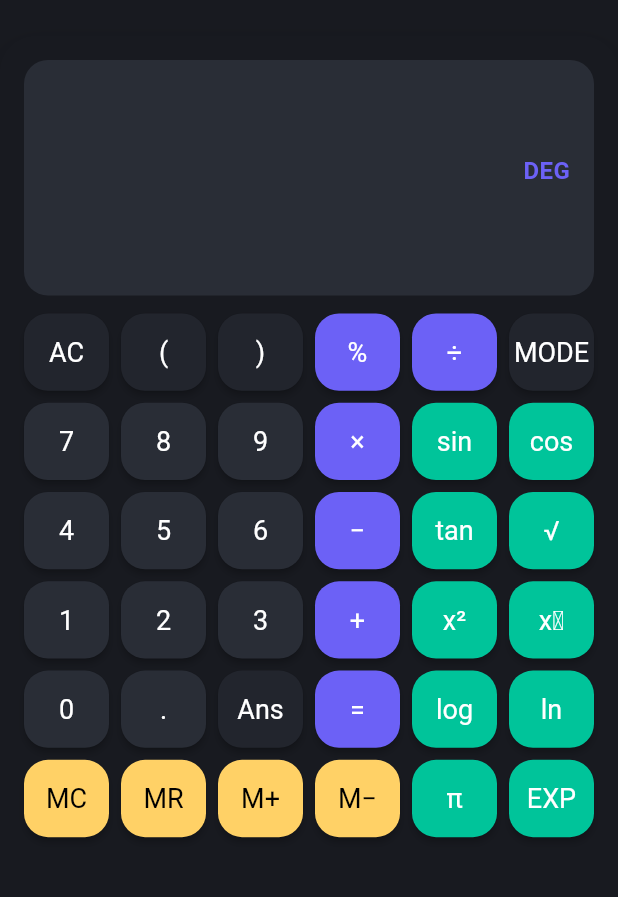
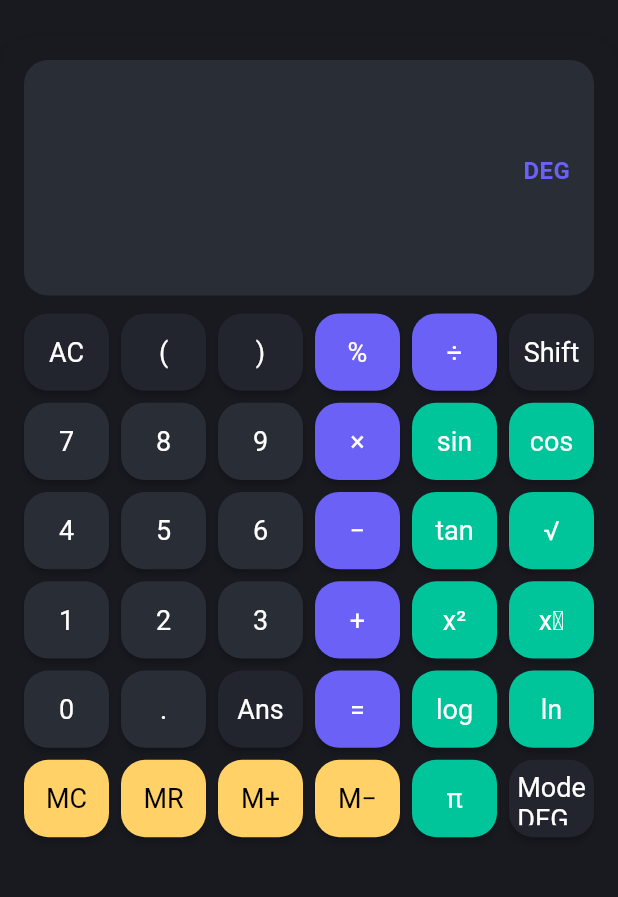
Before and after one commit to JayabrataBasu/eulex, a Flutter app: the screen it shows after launch, on a phone screen of 412 x 824 dp, the part 84-981 px from its top. Run offline on Flutter 3.47's test engine with Material 3 defaults, Android fonts, the light colour scheme and no system bars; our stand-ins replace math_expressions.

Commit message:
added arc tan and them others

```diff
--- a/lib/calculator_button.dart
+++ b/lib/calculator_button.dart
@@ -6,6 +6,7 @@ class CalculatorButton extends StatelessWidget {
   final VoidCallback onTap;
   final ButtonType type;
   final CalculatorTheme theme;
+  final bool isShift;
 
   const CalculatorButton({
     super.key,
@@ -13,6 +14,7 @@ class CalculatorButton extends StatelessWidget {
     required this.onTap,
     required this.type,
     required this.theme,
+    this.isShift = false,
   });
 
   @override
@@ -41,6 +43,11 @@ class CalculatorButton extends StatelessWidget {
         fg = theme.utilityTextColor;
         break;
     }
+    // Highlight Shift button if active
+    if (label.toLowerCase().contains('shift') && isShift) {
+      bg = bg.withAlpha(220);
+      fg = Colors.amber;
+    }
     return ElevatedButton(
       onPressed: onTap,
       style: ElevatedButton.styleFrom(
--- a/lib/main.dart
+++ b/lib/main.dart
@@ -60,57 +60,7 @@ class _CalculatorPageState extends State<CalculatorPage> {
   String _result = '';
   List<String> _history = [];
   AngleMode _angleMode = AngleMode.deg;
-
-  final List<List<Map<String, dynamic>>> _buttonGrid = [
-    [
-      {'label': 'AC', 'value': 'C', 'type': ButtonType.utility},
-      {'label': '(', 'value': '(', 'type': ButtonType.utility},
-      {'label': ')', 'value': ')', 'type': ButtonType.utility},
-      {'label': '%', 'value': '%', 'type': ButtonType.operator},
-      {'label': '÷', 'value': '÷', 'type': ButtonType.operator},
-      {'label': 'MODE', 'value': 'MODE', 'type': ButtonType.utility},
-    ],
-    [
-      {'label': '7', 'value': '7', 'type': ButtonType.number},
-      {'label': '8', 'value': '8', 'type': ButtonType.number},
-      {'label': '9', 'value': '9', 'type': ButtonType.number},
-      {'label': '×', 'value': '×', 'type': ButtonType.operator},
-      {'label': 'sin', 'value': 'sin', 'type': ButtonType.function},
-      {'label': 'cos', 'value': 'cos', 'type': ButtonType.function},
-    ],
-    [
-      {'label': '4', 'value': '4', 'type': ButtonType.number},
-      {'label': '5', 'value': '5', 'type': ButtonType.number},
-      {'label': '6', 'value': '6', 'type': ButtonType.number},
-      {'label': '−', 'value': '−', 'type': ButtonType.operator},
-      {'label': 'tan', 'value': 'tan', 'type': ButtonType.function},
-      {'label': '√', 'value': '√', 'type': ButtonType.function},
-    ],
-    [
-      {'label': '1', 'value': '1', 'type': ButtonType.number},
-      {'label': '2', 'value': '2', 'type': ButtonType.number},
-      {'label': '3', 'value': '3', 'type': ButtonType.number},
-      {'label': '+', 'value': '+', 'type': ButtonType.operator},
-      {'label': 'x²', 'value': 'x²', 'type': ButtonType.function},
-      {'label': 'xʸ', 'value': 'xʸ', 'type': ButtonType.function},
-    ],
-    [
-      {'label': '0', 'value': '0', 'type': ButtonType.number},
-      {'label': '.', 'value': '.', 'type': ButtonType.number},
-      {'label': 'Ans', 'value': 'Ans', 'type': ButtonType.utility},
-      {'label': '=', 'value': '=', 'type': ButtonType.operator},
-      {'label': 'log', 'value': 'log', 'type': ButtonType.function},
-      {'label': 'ln', 'value': 'ln', 'type': ButtonType.function},
-    ],
-    [
-      {'label': 'MC', 'value': 'MC', 'type': ButtonType.memory},
-      {'label': 'MR', 'value': 'MR', 'type': ButtonType.memory},
-      {'label': 'M+', 'value': 'M+', 'type': ButtonType.memory},
-      {'label': 'M−', 'value': 'M-', 'type': ButtonType.memory},
-      {'label': 'π', 'value': 'π', 'type': ButtonType.function},
-      {'label': 'EXP', 'value': 'EXP', 'type': ButtonType.function},
-    ],
-  ];
+  bool isShiftActive = false;
 
   @override
   void dispose() {
@@ -138,10 +88,18 @@ class _CalculatorPageState extends State<CalculatorPage> {
         _result = '';
       } else if (value == '=') {
         CalculatorEngine.setAngleMode(_angleMode);
-        _result = CalculatorEngine.evaluate(_expressionController.text);
-        if (_result != 'Error') {
-          _history.insert(0, '${_expressionController.text} = $_result');
-          if (_history.length > 15) _history.removeLast();
+        try {
+          _result = CalculatorEngine.evaluate(_expressionController.text);
+          if (_result != 'Error') {
+            _history.insert(0, '${_expressionController.text} = $_result');
+            if (_history.length > 15) _history.removeLast();
+          }
+        } on SyntaxError catch (e) {
+          _result = e.toString();
+        } on MathError catch (e) {
+          _result = e.toString();
+        } catch (e) {
+          _result = "Unknown error.";
         }
       } else if (value == 'Ans') {
         _insertAtCursor(CalculatorEngine.lastResult);
@@ -159,7 +117,17 @@ class _CalculatorPageState extends State<CalculatorPage> {
         _insertAtCursor('log(');
       } else if (value == 'ln') {
         _insertAtCursor('ln(');
-      } else if (value == 'sin' || value == 'cos' || value == 'tan') {
+      } else if ({
+        'sin',
+        'cos',
+        'tan',
+        'asin',
+        'acos',
+        'atan',
+        'sinh',
+        'cosh',
+        'tanh',
+      }.contains(value)) {
         _insertAtCursor('$value(');
       } else if (value == 'MC') {
         CalculatorEngine.memoryClear();
@@ -174,26 +142,98 @@ class _CalculatorPageState extends State<CalculatorPage> {
       } else if (value == 'MODE') {
         _angleMode =
             AngleMode.values[(_angleMode.index + 1) % AngleMode.values.length];
+      } else if (value == 'SHIFT') {
+        isShiftActive = !isShiftActive;
       } else {
         _insertAtCursor(value);
       }
     });
   }
 
-  Widget _buildAngleModeIndicator() {
-    return Row(
-      mainAxisAlignment: MainAxisAlignment.end,
-      children: [
-        Text(
-          _angleMode.label,
-          style: TextStyle(
-            fontSize: 16,
-            color: widget.theme.operatorColor,
-            fontWeight: FontWeight.bold,
-          ),
-        ),
+  List<List<Map<String, dynamic>>> get _buttonGrid {
+    // Shift toggles between normal and inverse/hyperbolic functions
+    return [
+      [
+        {'label': 'AC', 'value': 'C', 'type': ButtonType.utility},
+        {'label': '(', 'value': '(', 'type': ButtonType.utility},
+        {'label': ')', 'value': ')', 'type': ButtonType.utility},
+        {'label': '%', 'value': '%', 'type': ButtonType.operator},
+        {'label': '÷', 'value': '÷', 'type': ButtonType.operator},
+        {
+          'label': isShiftActive ? 'Shift*' : 'Shift',
+          'value': 'SHIFT',
+          'type': ButtonType.utility,
+        },
       ],
-    );
+      [
+        {'label': '7', 'value': '7', 'type': ButtonType.number},
+        {'label': '8', 'value': '8', 'type': ButtonType.number},
+        {'label': '9', 'value': '9', 'type': ButtonType.number},
+        {'label': '×', 'value': '×', 'type': ButtonType.operator},
+        {
+          'label': isShiftActive ? 'asin' : 'sin',
+          'value': isShiftActive ? 'asin' : 'sin',
+          'type': ButtonType.function,
+        },
+        {
+          'label': isShiftActive ? 'acos' : 'cos',
+          'value': isShiftActive ? 'acos' : 'cos',
+          'type': ButtonType.function,
+        },
+      ],
+      [
+        {'label': '4', 'value': '4', 'type': ButtonType.number},
+        {'label': '5', 'value': '5', 'type': ButtonType.number},
+        {'label': '6', 'value': '6', 'type': ButtonType.number},
+        {'label': '−', 'value': '−', 'type': ButtonType.operator},
+        {
+          'label': isShiftActive ? 'atan' : 'tan',
+          'value': isShiftActive ? 'atan' : 'tan',
+          'type': ButtonType.function,
+        },
+        {
+          'label': isShiftActive ? 'sinh' : '√',
+          'value': isShiftActive ? 'sinh' : '√',
+          'type': ButtonType.function,
+        },
+      ],
+      [
+        {'label': '1', 'value': '1', 'type': ButtonType.number},
+        {'label': '2', 'value': '2', 'type': ButtonType.number},
+        {'label': '3', 'value': '3', 'type': ButtonType.number},
+        {'label': '+', 'value': '+', 'type': ButtonType.operator},
+        {
+          'label': isShiftActive ? 'cosh' : 'x²',
+          'value': isShiftActive ? 'cosh' : 'x²',
+          'type': ButtonType.function,
+        },
+        {
+          'label': isShiftActive ? 'tanh' : 'xʸ',
+          'value': isShiftActive ? 'tanh' : 'xʸ',
+          'type': ButtonType.function,
+        },
+      ],
+      [
+        {'label': '0', 'value': '0', 'type': ButtonType.number},
+        {'label': '.', 'value': '.', 'type': ButtonType.number},
+        {'label': 'Ans', 'value': 'Ans', 'type': ButtonType.utility},
+        {'label': '=', 'value': '=', 'type': ButtonType.operator},
+        {'label': 'log', 'value': 'log', 'type': ButtonType.function},
+        {'label': 'ln', 'value': 'ln', 'type': ButtonType.function},
+      ],
+      [
+        {'label': 'MC', 'value': 'MC', 'type': ButtonType.memory},
+        {'label': 'MR', 'value': 'MR', 'type': ButtonType.memory},
+        {'label': 'M+', 'value': 'M+', 'type': ButtonType.memory},
+        {'label': 'M−', 'value': 'M-', 'type': ButtonType.memory},
+        {'label': 'π', 'value': 'π', 'type': ButtonType.function},
+        {
+          'label': 'Mode\n${_angleMode.label}',
+          'value': 'MODE',
+          'type': ButtonType.utility,
+        },
+      ],
+    ];
   }
 
   @override
@@ -279,7 +319,31 @@ class _CalculatorPageState extends State<CalculatorPage> {
                       ],
                     ),
                     const SizedBox(height: 4),
-                    _buildAngleModeIndicator(),
+                    Row(
+                      mainAxisAlignment: MainAxisAlignment.end,
+                      children: [
+                        Text(
+                          _angleMode.label,
+                          style: TextStyle(
+                            fontSize: 16,
+                            color: widget.theme.operatorColor,
+                            fontWeight: FontWeight.bold,
+                          ),
+                        ),
+                        if (isShiftActive)
+                          Padding(
+                            padding: const EdgeInsets.only(left: 12),
+                            child: Text(
+                              'SHIFT',
+                              style: TextStyle(
+                                fontSize: 16,
+                                color: Colors.amber,
+                                fontWeight: FontWeight.bold,
+                              ),
+                            ),
+                          ),
+                      ],
+                    ),
                     const SizedBox(height: 4),
                     Text(
                       _result,
@@ -308,6 +372,9 @@ class _CalculatorPageState extends State<CalculatorPage> {
                           onTap: () => _onButtonPressed(btn['value']),
                           type: btn['type'],
                           theme: theme,
+                          isShift: btn['value'] == 'SHIFT'
+                              ? isShiftActive
+                              : false,
                         ),
                   ],
                 ),
```
Also changed, not shown: lib/calculator_engine.dart (+118 -3 lines).
